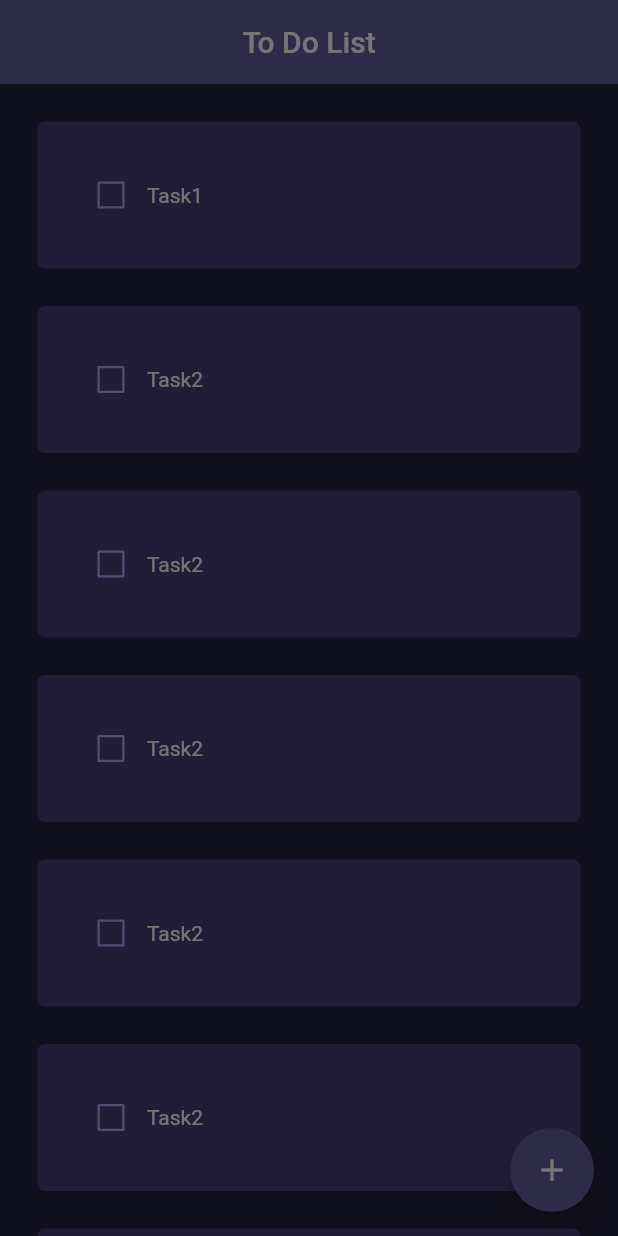
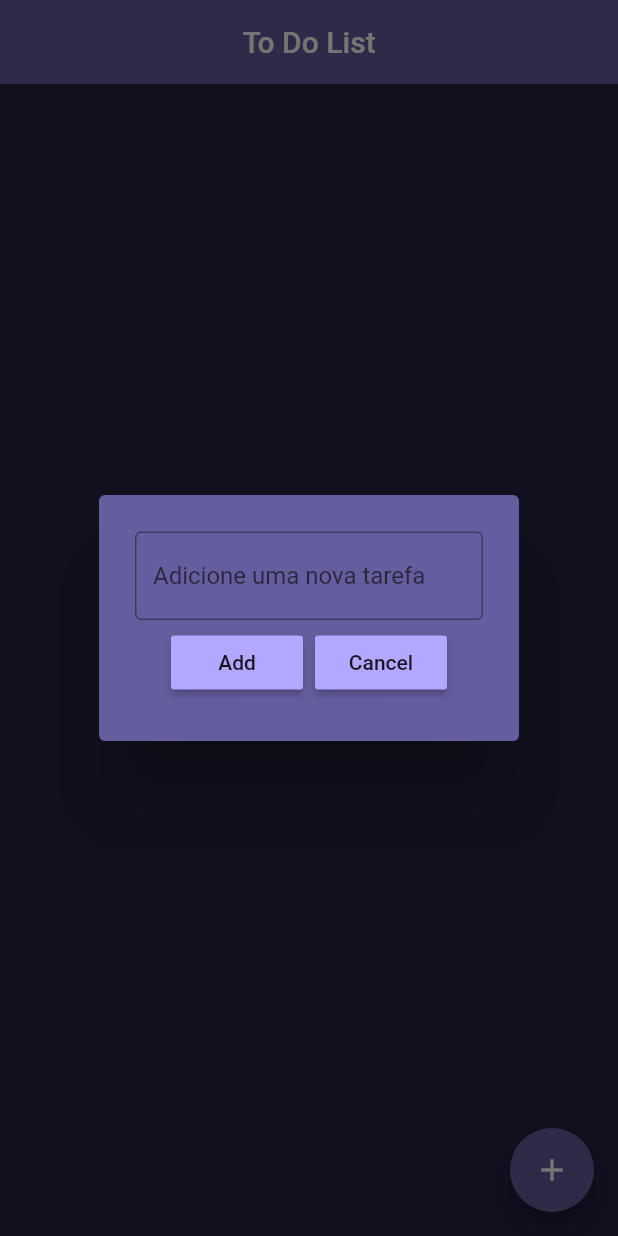
Before and after one commit to alex-custodio/ToDoAPP, a Flutter app: the screen it shows after launch, after a tap on the "add" icon, on a phone screen of 412 x 824 dp. Run offline on Flutter 3.47's test engine with Material 2 defaults, Android fonts, the phone set to English and light mode, and no system bars.

Commit message:
criação de tasks adicionada

```diff
--- /dev/null
+++ b/lib/components/button.dart
@@ -0,0 +1,21 @@
+import 'package:flutter/material.dart';
+
+class Button extends StatelessWidget {
+  final String text;
+  VoidCallback onPressed;
+
+  Button({
+    super.key,
+    required this.text,
+    required this.onPressed,
+  });
+  @override
+  Widget build(BuildContext context) {
+    return MaterialButton(
+      onPressed: onPressed,
+      color: Color.fromARGB(255, 178, 168, 255),
+      child: Text(text),
+      padding: EdgeInsets.all(10),
+    );
+  }
+}
--- a/lib/components/dialog.dart
+++ b/lib/components/dialog.dart
@@ -1 +1,41 @@
 import 'package:flutter/material.dart';
+import 'package:todoapp/components/button.dart';
+
+class DialogBox extends StatelessWidget {
+  final TextEditingController controller;
+  VoidCallback onAdd;
+  VoidCallback onCancel;
+  DialogBox({super.key, required this.controller, required this.onAdd, required this.onCancel});
+  @override
+  Widget build(BuildContext context) {
+    return AlertDialog(
+      backgroundColor: Color.fromARGB(255, 101, 94, 158),
+      content: Container(
+        height: 120,
+        child: Column(
+          mainAxisAlignment: MainAxisAlignment.spaceEvenly,
+          children: [
+            TextField(
+              decoration: InputDecoration(
+                border: OutlineInputBorder(),
+                hintText: "Adicione uma nova tarefa",
+              ),
+              style: TextStyle(
+                color: Colors.white,
+              ),
+              controller: controller,
+            ),
+            Row(
+              mainAxisAlignment: MainAxisAlignment.center,
+              children: [
+                Button(text: "Add", onPressed: onAdd),
+                const SizedBox(width: 8.0),
+                Button(text: "Cancel", onPressed: onCancel),
+              ],
+            )
+          ],
+        ),
+      ),
+    );
+  }
+}
--- a/lib/screens/home_page.dart
+++ b/lib/screens/home_page.dart
@@ -1,5 +1,7 @@
 import 'package:flutter/material.dart';
 import 'package:todoapp/components/task_box.dart';
+
+import '../components/dialog.dart';
 
 class HomePage extends StatefulWidget {
   @override
@@ -7,21 +9,24 @@ class HomePage extends StatefulWidget {
 }
 
 class _HomePageState extends State<HomePage> {
-  List tasks = [
-    ['Task1', false],
-    ['Task2', false],
-    ['Task2', false],
-    ['Task2', false],
-    ['Task2', false],
-    ['Task2', false],
-    ['Task2', false],
-    ['Task2', false],
-    ['Task2', false],
-  ];
+  final _controller = new TextEditingController();
+  List tasks = [];
   void onChanged(bool? value, int index) {
     setState(() {
       tasks[index][1] = !tasks[index][1];
     });
+  }
+
+  void onAdd() {
+    setState(() {
+      tasks.add([_controller.text, false]);
+      _controller.clear();
+      onCancel();
+    });
+  }
+
+  void onCancel() {
+    Navigator.of(context).pop();
   }
 
   @override
@@ -37,7 +42,11 @@ class _HomePageState extends State<HomePage> {
           showDialog(
               context: context,
               builder: ((context) {
-                return AlertDialog();
+                return DialogBox(
+                  controller: _controller,
+                  onAdd: onAdd,
+                  onCancel: onCancel,
+                );
               }));
         },
         child: Icon(Icons.add),
```
